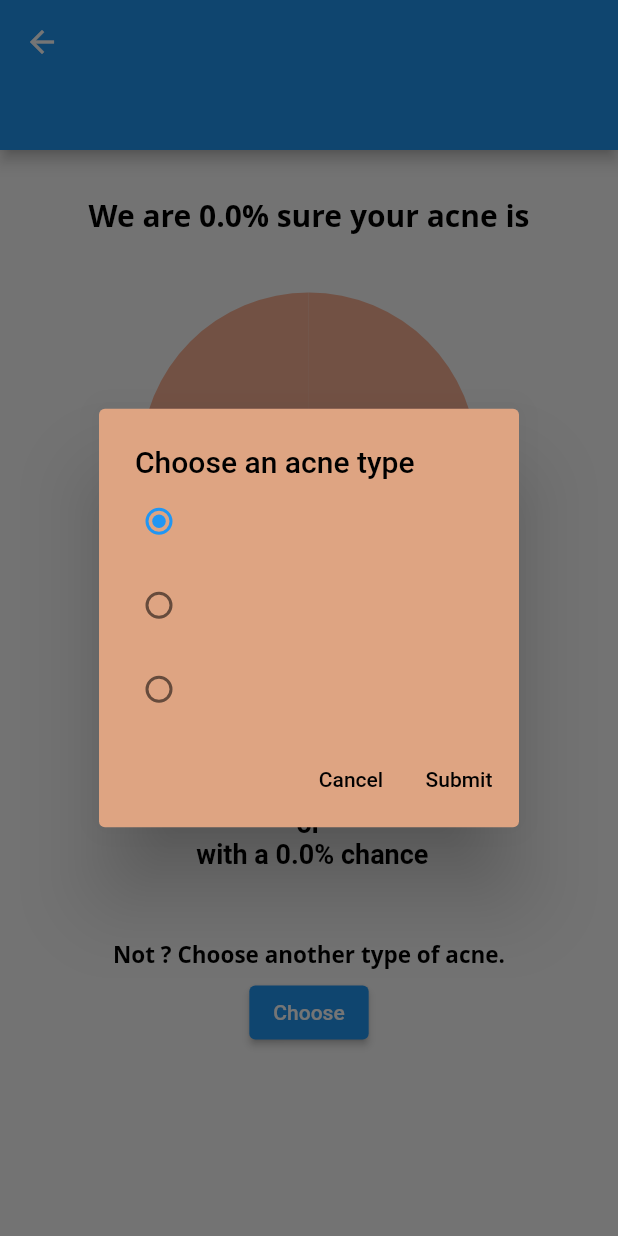
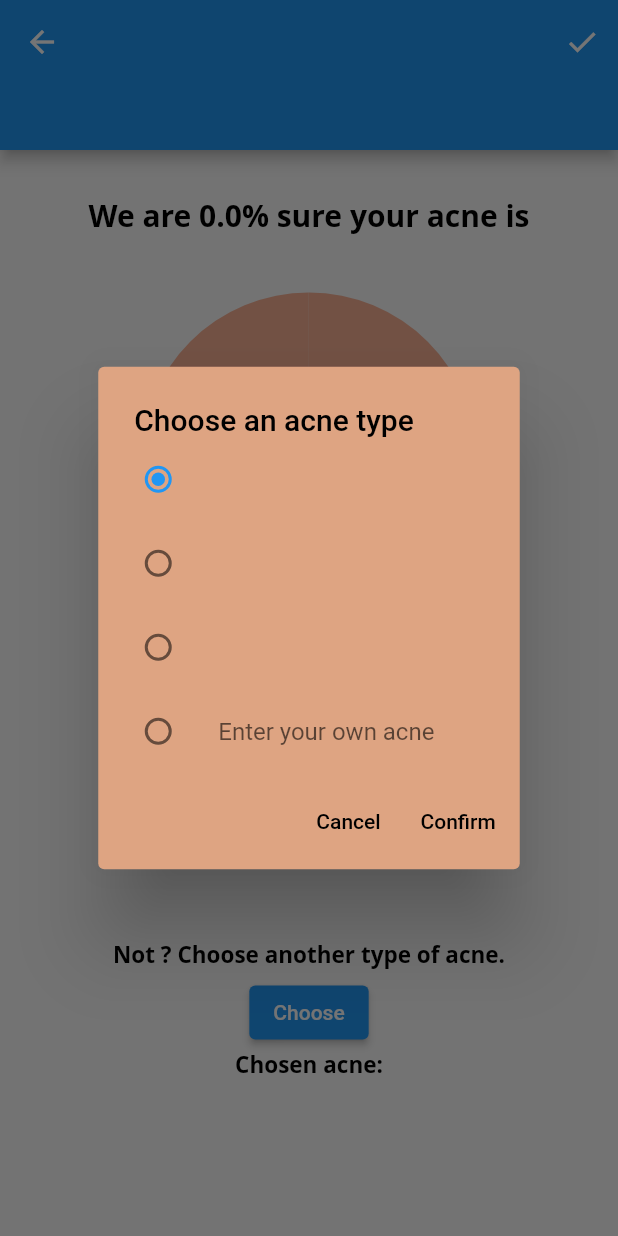
Before and after one commit to rahmay1/Acno, a Flutter app: the ResultPage screen opened directly with empty values, after a tap on "Choose", on a phone screen of 412 x 824 dp. Run offline on Flutter 3.47's test engine with Material 2 defaults, Android fonts, the phone set to English and light mode, and no system bars; our stand-ins replace camera, firebase_auth, firebase_core, firebase_storage, flutter_colorpicker, flutter_icons and 5 more; accounts and stored records are empty; Roboto replaces fonts that are missing (Open Sans).

Commit message:
Finalized result page

```diff
--- a/lib/search/homePage.dart
+++ b/lib/search/homePage.dart
@@ -27,6 +27,8 @@ List<CameraDescription> cameras = [];
 File? imagePicked;
 bool? uploaded = false;
 String time = "";
+String acneInput = "";
+ValueNotifier<String> acneSelected = ValueNotifier('');
 final GlobalKey<State> _keyLoader = new GlobalKey<State>();
 
 class AcneData {
@@ -230,6 +232,8 @@ class _MyHomePageState extends State<MyHomePage> {
                 .pop();
             Dialogs.showOkDialog(context, "Upload Status",
                 "Upload has been successfully completed.");
+
+            acneSelected.value = acne[0].classify;
 
             Navigator.of(context).push(MaterialPageRoute(
                 builder: (context) => ResultPage(
@@ -524,6 +528,7 @@ class Dialogs {
   }
 
   static int val = 0;
+  static TextEditingController _acnesearch = TextEditingController();
 
   static Future<void> showListDialog(BuildContext context, String Title, String firstClassName, String secondClassName, String thirdClassName) async {
     return showDialog(
@@ -557,6 +562,9 @@ class Dialogs {
                       value: 0,
                       groupValue: val,
                       onChanged: (value) {
+                        setState(() {
+                          val = 0;
+                        });
                       },
                     ),
                   ),
@@ -575,6 +583,9 @@ class Dialogs {
                       value: 1,
                       groupValue: val,
                       onChanged: (value) {
+                        setState(() {
+                          val = 1;
+                        });
                       },
                     ),
                   ),
@@ -593,11 +604,56 @@ class Dialogs {
                       value: 2,
                       groupValue: val,
                       onChanged: (value) {
+                        setState(() {
+                          val = 2;
+                        });
                       },
+                    ),
+                  ),
+                  ListTile(
+                    onTap: (){
+                      setState(() {
+                        val = 3;
+                      });
+                    },
+                    leading: Radio(
+                      value: 3,
+                      groupValue: val,
+                      onChanged: (value) {
+                        setState(() {
+                          val = 3;
+                        });
+                      },
+                    ),
+                    trailing: Container(
+                      width: 185.0,
+                      child: new Row(
+                        mainAxisAlignment: MainAxisAlignment.end,
+                        children: <Widget>[
+                          Expanded(
+                            flex: 3,
+                            child: TextField(
+                              controller: _acnesearch,
+                              decoration: InputDecoration(
+                                border: InputBorder.none,
+                                hintText: 'Enter your own acne',
+                              ),
+                              onChanged: (value) {
+                                // change searchValue
+                                acneInput = value;
+                                setState(() {
+                                  val = 3;
+                                });
+                              },
+                            ),
+                          ),
+                        ],
+                      ),
                     ),
                   ),
                 ],
               ),
+
               actions: [
                 TextButton(
                   onPressed: () {
@@ -614,15 +670,22 @@ class Dialogs {
                   onPressed: () async {
                     // Do stuff
                     if(val == 0){
-                      await updatePredictions(time, firstClassName);
+                      acneSelected.value = firstClassName;
+                      //await updatePredictions(time, firstClassName);
                     }else if(val == 1){
-                      await updatePredictions(time, secondClassName);
+                      acneSelected.value  = secondClassName;
+                      //await updatePredictions(time, secondClassName);
+                    }else if(val == 2){
+                      acneSelected.value  = thirdClassName;
+                      //await updatePredictions(time, thirdClassName);
                     }else{
-                      await updatePredictions(time, thirdClassName);
+                      acneSelected.value = acneInput;
+                      _acnesearch.text = "";
                     }
+                    val = 0;
                     Navigator.of(context).pop();
                   },
-                  child: Text('Submit', style: TextStyle(
+                  child: Text('Confirm', style: TextStyle(
                       color: ThemeData.estimateBrightnessForColor(myColor) ==
                           Brightness.light
                           ? Colors.black
--- a/lib/search/resultPage.dart
+++ b/lib/search/resultPage.dart
@@ -4,6 +4,9 @@ import 'package:flutter/material.dart';
 import 'package:syncfusion_flutter_charts/charts.dart';
 import 'package:url_launcher/url_launcher.dart';
 import 'package:acne_detector/search/homePage.dart';
+import 'package:provider/provider.dart';
+
+import '../com/request.dart';
 
 class ResultPage extends StatelessWidget {
   ResultPage(
@@ -54,9 +57,22 @@ class ResultPage extends StatelessWidget {
             // the App.build method, and use it to set our appbar title.
             centerTitle: true,
             title: Text(title),
+            actions: <Widget>[
+              IconButton(
+                icon: Icon(
+                  Icons.check,
+                ),
+                onPressed: () async {
+                  await updatePredictions(time, acneSelected.value);
+                  Navigator.of(context).pop();
+                },
+              )
+            ],
           ),
         ),
-        body: Column(mainAxisAlignment: MainAxisAlignment.start, children: <
+        body: Scaffold(
+    resizeToAvoidBottomInset: false, // set it to false
+    body: SingleChildScrollView(child:Column(mainAxisAlignment: MainAxisAlignment.start, children: <
             Widget>[
           // SizedBox(width: 20),
           Row(crossAxisAlignment: CrossAxisAlignment.start, children: <Widget>[
@@ -124,12 +140,31 @@ class ResultPage extends StatelessWidget {
                 child: Text('Choose'),
                 onPressed: () {
                   //Navigator.of(context).pop(); //dismiss the color picker
-                  Dialogs.showListDialog(context, "Choose an acne type", firstClassName, secondClassName, thirdClassName);
+                  Dialogs.showListDialog(context, "Choose an acne type",
+                      firstClassName, secondClassName, thirdClassName);
                 },
               ),
+              ValueListenableBuilder(
+                //TODO 2nd: listen playerPointsToAdd
+                valueListenable: acneSelected,
+                builder: (context, value, widget) {
+                  //TODO here you can setState or whatever you need
+                  return RichText(
+                      textAlign: TextAlign.center,
+                      text: TextSpan(
+                        text: "Chosen acne: " + acneSelected.value,
+                        style: TextStyle(
+                            color: Colors.black,
+                            fontSize: 15,
+                            fontFamily: "Open Sans",
+                            fontWeight: FontWeight.bold),
+                      ));
+                },
+              ),
+              SizedBox(height: 5),
             ])))
           ])
-        ]));
+        ]))));
   }
 
   List<TopThreeData> getTopThreeData() {
@@ -144,7 +179,6 @@ class ResultPage extends StatelessWidget {
     ];
     return chartData;
   }
-
 }
 
 class TopThreeData {
--- a/lib/search/statsPage.dart
+++ b/lib/search/statsPage.dart
@@ -99,10 +99,6 @@ class StatsPage extends StatelessWidget {
                     borderRadius: BorderRadius.circular(20))),
           ));
 
-
-
-
-
     }
     return historyData;
     // return new Row(children: list);
```
